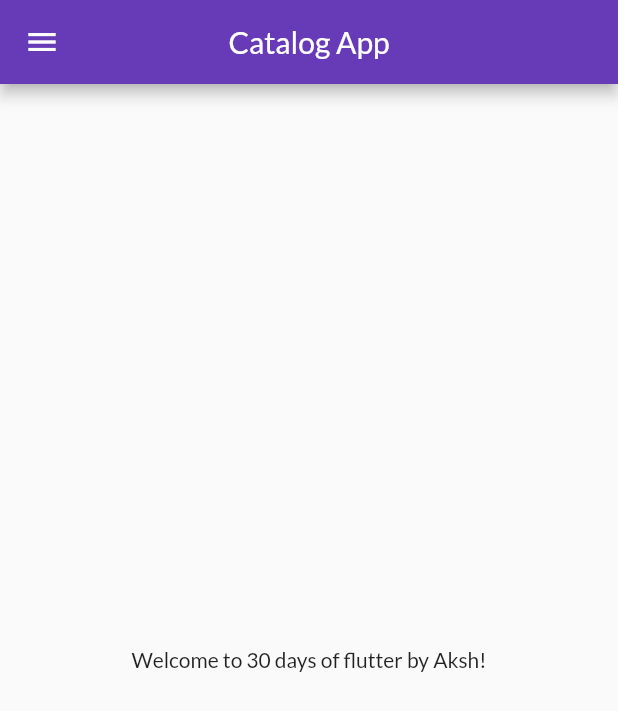
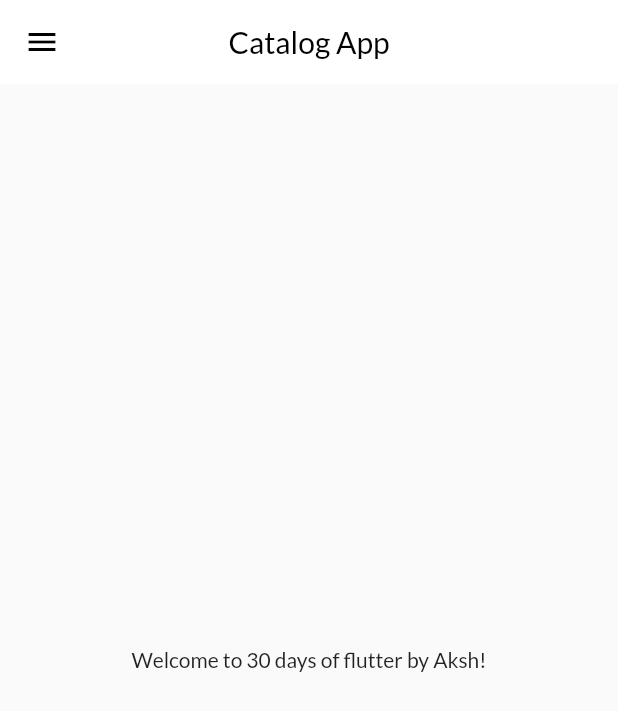
Before and after one commit to aksh-nishar/Flutter-Practice, a Flutter app: the screen it shows after launch, on a phone screen of 412 x 824 dp. Shown: the top 711 px of the screen. Run offline on Flutter 3.47's test engine with Material 2 defaults, Android fonts, the phone set to English and light mode, and no system bars; our stand-ins replace google_fonts.

Commit message:
:art: Add themes.dart file, resolve warnings
This file contains generic themes that can be applied anywhere in the
app. It contains light theme and dark theme.

```diff
--- a/my_app/lib/main.dart
+++ b/my_app/lib/main.dart
@@ -1,30 +1,28 @@
 import 'package:flutter/material.dart';
 import 'package:my_app/pages/home_page.dart';
 import 'package:my_app/pages/login_page.dart';
-import 'package:google_fonts/google_fonts.dart';
 import 'package:my_app/utils/routes.dart';
+import 'package:my_app/widgets/themes.dart';
 
 void main() {
-  runApp(MyApp());
+  runApp(const MyApp());
 }
 
 class MyApp extends StatelessWidget {
+  const MyApp({super.key});
+
   @override
   Widget build(BuildContext context) {
     return MaterialApp(
       themeMode: ThemeMode.light,
-      theme: ThemeData(
-          primarySwatch: Colors.deepPurple,
-          fontFamily: GoogleFonts.lato().fontFamily),
-      darkTheme: ThemeData(
-        brightness: Brightness.dark,
-      ),
+      theme: MyTheme.lightTheme(context),
+      darkTheme: MyTheme.darkTheme(context),
       debugShowCheckedModeBanner: false,
       initialRoute: MyRoutes.homeRoute,
       routes: {
-        "/": (context) => LoginPage(),
-        MyRoutes.homeRoute: (context) => HomePage(),
-        MyRoutes.loginRoute: (context) => LoginPage(),
+        "/": (context) => const LoginPage(),
+        MyRoutes.homeRoute: (context) => const HomePage(),
+        MyRoutes.loginRoute: (context) => const LoginPage(),
       },
     );
   }
--- /dev/null
+++ b/my_app/lib/widgets/themes.dart
@@ -0,0 +1,25 @@
+import 'package:flutter/material.dart';
+import 'package:google_fonts/google_fonts.dart';
+
+class MyTheme {
+  static ThemeData lightTheme(BuildContext context) => ThemeData(
+        primarySwatch: Colors.deepPurple,
+        fontFamily: GoogleFonts.lato().fontFamily,
+        appBarTheme: AppBarTheme(
+          color: Colors.white,
+          elevation: 0.0,
+          iconTheme: const IconThemeData(
+            color: Colors.black,
+          ),
+          titleTextStyle: TextStyle(
+            color: Colors.black,
+            fontSize: 20,
+            fontFamily: GoogleFonts.lato().fontFamily,
+          ),
+        ),
+      );
+
+  static ThemeData darkTheme(BuildContext context) => ThemeData(
+        brightness: Brightness.dark,
+      );
+}
```
Also changed, not shown: 1 other file.
